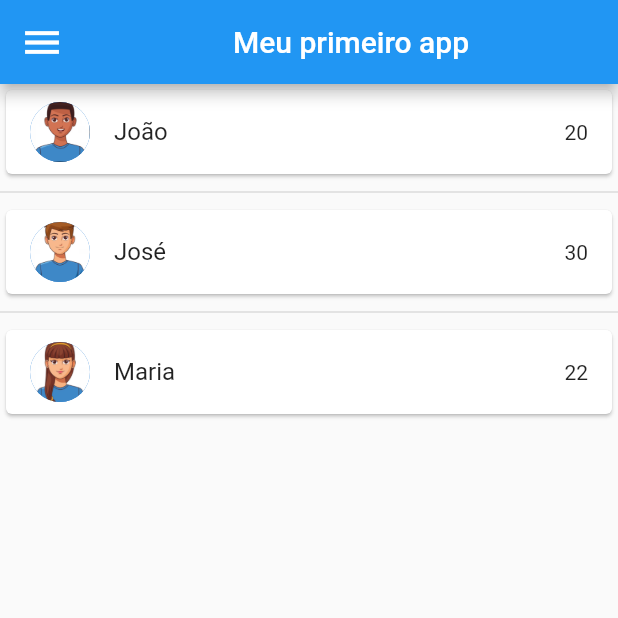
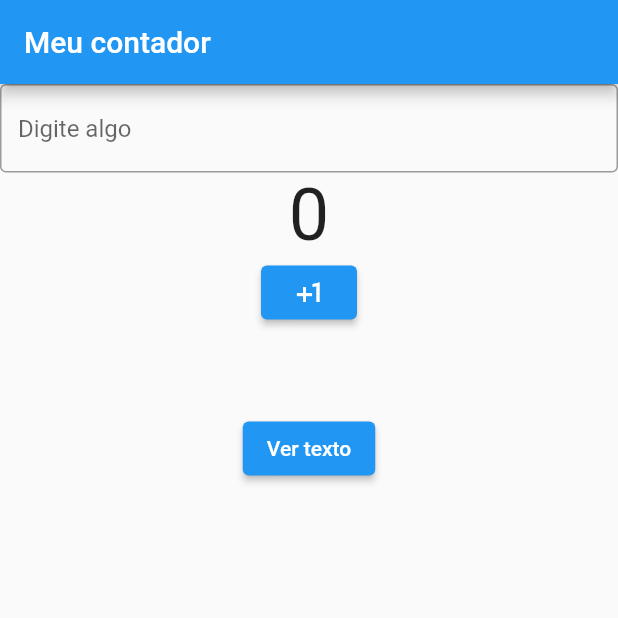
Before and after one commit to wand-CE/flutter, a Flutter app: the screen it shows after launch, on a phone screen of 412 x 824 dp, the top half of it. Run offline on Flutter 3.47's test engine with Material 2 defaults, Android fonts, the light colour scheme and no system bars.

Commit message:
Texts Examples

```diff
--- a/lib/main.dart
+++ b/lib/main.dart
@@ -8,41 +8,74 @@ void main() {
 class MyApp extends StatelessWidget {
   const MyApp({super.key});
 
-  static final listaPessoas = PessoaRepository.listaPessoas;
+  @override
+  Widget build(BuildContext context) {
+    return MaterialApp(
+      home: MyAppCounter(),
+      debugShowCheckedModeBanner: false,
+    );
+  }
+}
+
+class MyAppCounter extends StatefulWidget {
+  const MyAppCounter({super.key});
+
+  @override
+  State<MyAppCounter> createState() => _MyAppCounterState();
+}
+
+class _MyAppCounterState extends State<MyAppCounter> {
+  int counter = 0;
+  final fraseController = TextEditingController();
 
   @override
   Widget build(BuildContext context) {
-    return MaterialApp(
-      debugShowCheckedModeBanner: false,
-      home: Scaffold(
+    return Scaffold(
       appBar: AppBar(
-          leading: Icon(
-            Icons.menu,
-            size: 30,
+        title: Text("Meu contador"),
       ),
-          title: const Center(
-            child: Text("Meu primeiro app"),
+      body: Column(
+        children: [
+          TextField(
+            decoration: InputDecoration(
+              border: OutlineInputBorder(),
+              hintText: "Digite algo",
+            ),
+            controller: fraseController,
+          ),
+          Text(
+            counter.toString(),
+            style: TextStyle(
+              fontSize: 48,
             ),
           ),
-        body: ListView.separated(
-          itemBuilder: (BuildContext context, int id) {
-            return Card(
-              child: ListTile(
-                leading: CircleAvatar(
-                  backgroundImage: AssetImage(listaPessoas[id].foto),
+          ElevatedButton(
+            onPressed: () {
+              setState(() {
+                counter++;
+              });
+            },
+            child: Icon(Icons.plus_one),
           ),
-                title: Text(listaPessoas[id].nome),
-                trailing: Text(listaPessoas[id].idade.toString()),
+          Text(
+            fraseController.text,
+            style: TextStyle(fontSize: 48),
+          ),
+          ElevatedButton(
+              onPressed: () {
+                showDialog(
+                    context: context,
+                    builder: (BuildContext context) {
+                      return AlertDialog(
+                        title: Text("Alerta"),
+                        content: Text(
+                          fraseController.text,
                         ),
                       );
+                    });
               },
-          separatorBuilder: (_, __) {
-            return Divider(
-              thickness: 1,
-            );
-          },
-          itemCount: listaPessoas.length,
-        ),
+              child: Text('Ver texto'))
+        ],
       ),
     );
   }
```
Lines whose indentation alone changed are shown as unchanged.
